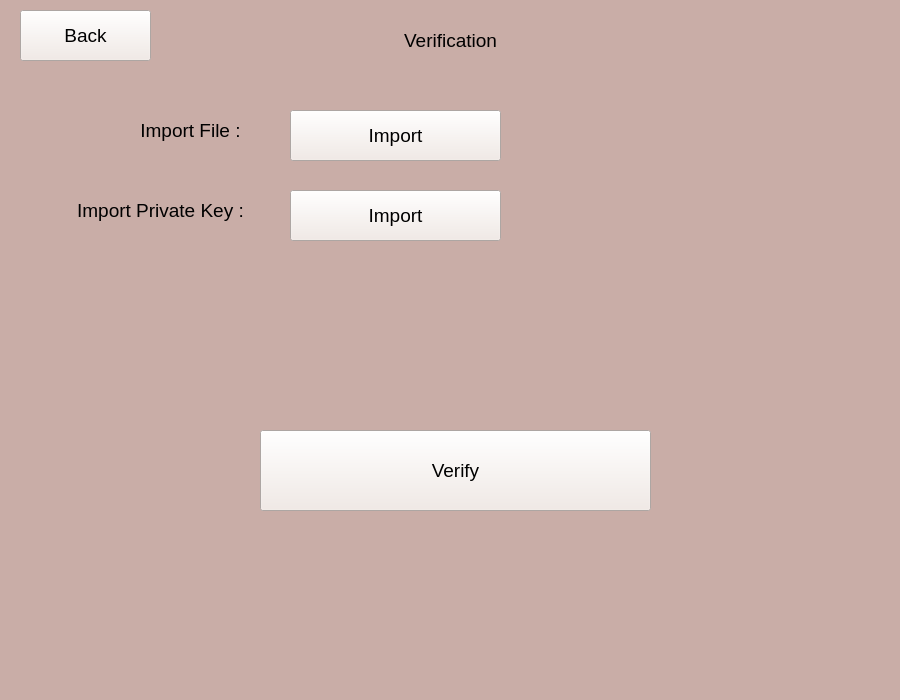
This is ui/verif.ui in bagasjiwanta/digital-signature-desktop-app as Qt 5 draws it before an edit. The edited form follows.
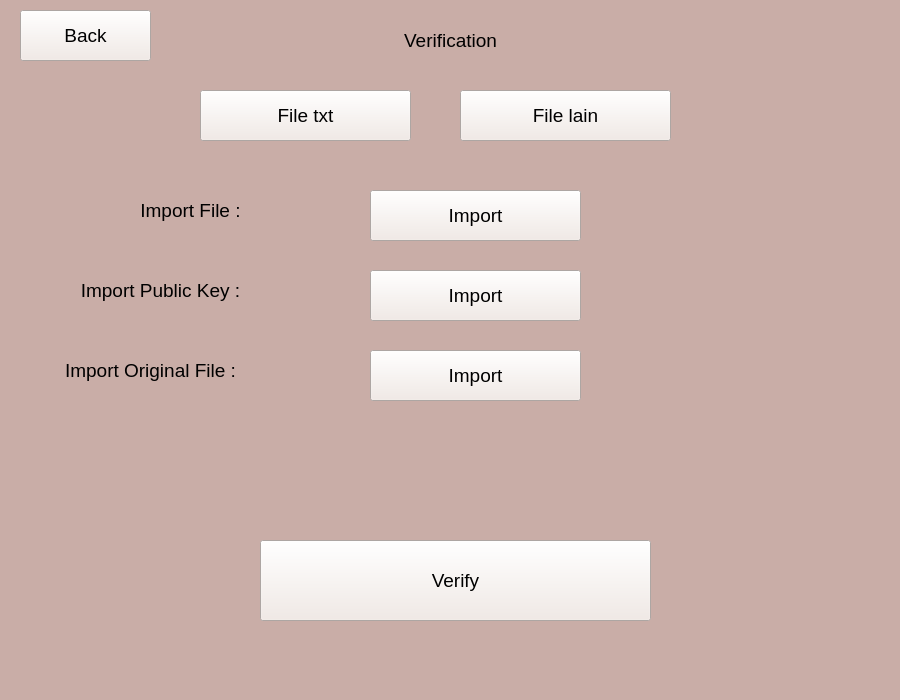
This is the edited form.

Commit message: Ui Ux final integration

```diff
--- a/ui/verif.ui
+++ b/ui/verif.ui
@@ -21,7 +21,7 @@
     <property name="geometry">
      <rect>
       <x>260</x>
-      <y>430</y>
+      <y>540</y>
       <width>391</width>
       <height>81</height>
      </rect>
@@ -66,7 +66,7 @@
     <property name="geometry">
      <rect>
       <x>220</x>
-      <y>330</y>
+      <y>440</y>
       <width>441</width>
       <height>41</height>
      </rect>
@@ -111,7 +111,7 @@
     <property name="geometry">
      <rect>
       <x>10</x>
-      <y>110</y>
+      <y>190</y>
       <width>361</width>
       <height>41</height>
      </rect>
@@ -134,8 +134,8 @@
    <widget class="QPushButton" name="importFileButton">
     <property name="geometry">
      <rect>
-      <x>290</x>
-      <y>110</y>
+      <x>370</x>
+      <y>190</y>
       <width>211</width>
       <height>51</height>
      </rect>
@@ -155,8 +155,8 @@
    <widget class="QPushButton" name="impPrivKeyButton">
     <property name="geometry">
      <rect>
-      <x>290</x>
-      <y>190</y>
+      <x>370</x>
+      <y>270</y>
       <width>211</width>
       <height>51</height>
      </rect>
@@ -177,7 +177,7 @@
     <property name="geometry">
      <rect>
       <x>-20</x>
-      <y>190</y>
+      <y>270</y>
       <width>361</width>
       <height>41</height>
      </rect>
@@ -188,7 +188,7 @@
      </font>
     </property>
     <property name="text">
-     <string>Import Private Key :</string>
+     <string>Import Public Key :</string>
     </property>
     <property name="alignment">
      <set>Qt::AlignCenter</set>
@@ -197,6 +197,93 @@
      <bool>true</bool>
     </property>
    </widget>
+   <widget class="QLabel" name="label_6">
+    <property name="geometry">
+     <rect>
+      <x>-30</x>
+      <y>350</y>
+      <width>361</width>
+      <height>41</height>
+     </rect>
+    </property>
+    <property name="font">
+     <font>
+      <pointsize>14</pointsize>
+     </font>
+    </property>
+    <property name="text">
+     <string>Import Original File :</string>
+    </property>
+    <property name="alignment">
+     <set>Qt::AlignCenter</set>
+    </property>
+    <property name="wordWrap">
+     <bool>true</bool>
+    </property>
+   </widget>
+   <widget class="QPushButton" name="imporOriginalButton">
+    <property name="geometry">
+     <rect>
+      <x>370</x>
+      <y>350</y>
+      <width>211</width>
+      <height>51</height>
+     </rect>
+    </property>
+    <property name="font">
+     <font>
+      <pointsize>14</pointsize>
+     </font>
+    </property>
+    <property name="styleSheet">
+     <string notr="true">background-color: rgb(242, 233, 228);</string>
+    </property>
+    <property name="text">
+     <string>Import</string>
+    </property>
+   </widget>
+   <widget class="QPushButton" name="fileTxtButton">
+    <property name="geometry">
+     <rect>
+      <x>200</x>
+      <y>90</y>
+      <width>211</width>
+      <height>51</height>
+     </rect>
+    </property>
+    <property name="font">
+     <font>
+      <pointsize>14</pointsize>
+     </font>
+    </property>
+    <property name="styleSheet">
+     <string notr="true">background-color: rgb(242, 233, 228);</string>
+    </property>
+    <property name="text">
+     <string>File txt</string>
+    </property>
+   </widget>
+   <widget class="QPushButton" name="fileLainButton">
+    <property name="geometry">
+     <rect>
+      <x>460</x>
+      <y>90</y>
+      <width>211</width>
+      <height>51</height>
+     </rect>
+    </property>
+    <property name="font">
+     <font>
+      <pointsize>14</pointsize>
+     </font>
+    </property>
+    <property name="styleSheet">
+     <string notr="true">background-color: rgb(242, 233, 228);</string>
+    </property>
+    <property name="text">
+     <string>File lain</string>
+    </property>
+   </widget>
    <zorder>verifButton</zorder>
    <zorder>label</zorder>
    <zorder>label_3</zorder>
```
Left out of the diff: 4 changed lines with no effect on the pictures. The commit also changes 5 other files.
